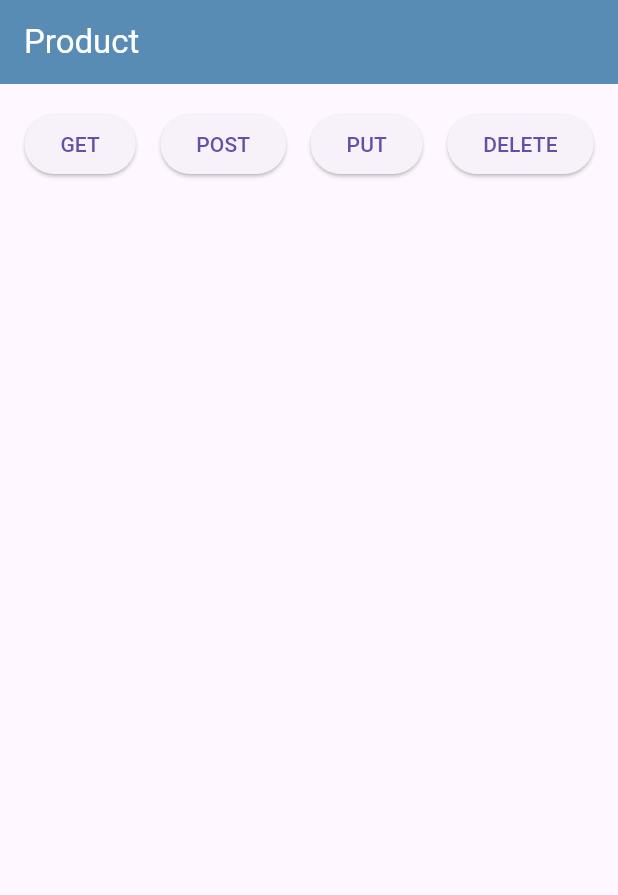
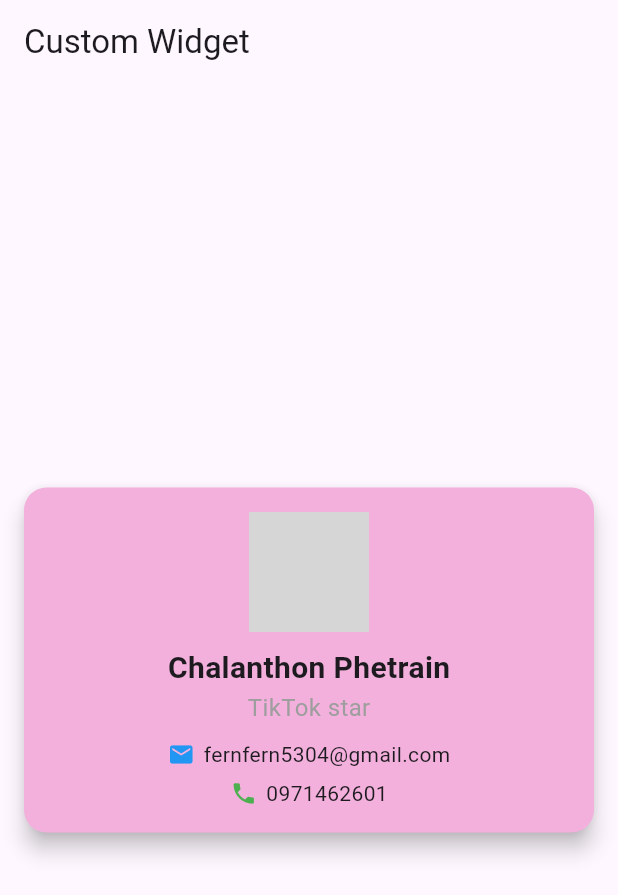
Before and after one commit to fernna2001/firstapp1, a Flutter app: the screen it shows after launch, on a phone screen of 412 x 824 dp. Shown: the top 895 px of the screen. Run offline on Flutter 3.47's test engine with Material 3 defaults, Android fonts, the light colour scheme and no system bars; network calls fail; grey boxes are pictures that could not be loaded.

Commit message:
add_profile_card

```diff
--- /dev/null
+++ b/lib/components/profile_card.dart
@@ -0,0 +1,71 @@
+import 'package:flutter/material.dart';
+
+class ProfileCard extends StatelessWidget {
+  final String name;
+  final String position;
+  final String email;
+  final String phoneNumber;
+  final String imageUrl;
+
+  const ProfileCard({
+    super.key,
+    required this.name,
+    required this.position,
+    required this.email,
+    required this.phoneNumber,
+    required this.imageUrl,
+  });
+
+  @override
+  Widget build(BuildContext context) {
+    return Card(
+      color: const Color.fromARGB(255, 244, 176, 220),
+      elevation: 6,
+      margin: const EdgeInsets.all(16),
+      shape: RoundedRectangleBorder(borderRadius: BorderRadius.circular(15)),
+      child: Padding(
+        padding: const EdgeInsets.all(16),
+        child: Column(
+          mainAxisSize: MainAxisSize.min,
+          children: [
+            ClipOval(
+              child: Image.network(
+                imageUrl,
+                width: 80,
+                height: 80,
+                fit: BoxFit.cover,
+              ),
+            ),
+            const SizedBox(height: 10),
+            Text(
+              name,
+              style: const TextStyle(fontSize: 20, fontWeight: FontWeight.bold),
+            ),
+            Text(
+              position,
+              style: const TextStyle(fontSize: 16, color: Colors.grey),
+            ),
+            const SizedBox(height: 10),
+            Row(
+              mainAxisAlignment: MainAxisAlignment.center,
+              children: [
+                const Icon(Icons.email, color: Colors.blue, size: 18),
+                const SizedBox(width: 6),
+                Text(email),
+              ],
+            ),
+            const SizedBox(height: 6),
+            Row(
+              mainAxisAlignment: MainAxisAlignment.center,
+              children: [
+                const Icon(Icons.phone, color: Colors.green, size: 18),
+                const SizedBox(width: 6),
+                Text(phoneNumber),
+              ],
+            ),
+          ],
+        ),
+      ),
+    );
+  }
+}
--- a/lib/main.dart
+++ b/lib/main.dart
@@ -1,5 +1,5 @@
-import 'package:firstapp1/AssignmentWeek5.dart';
 import 'package:flutter/material.dart';
+import 'package:firstapp1/page/simple_custom_widget.dart';
 
 void main() {
   runApp(const MyApp());
@@ -10,6 +10,9 @@ class MyApp extends StatelessWidget {
 
   @override
   Widget build(BuildContext context) {
-    return MaterialApp(home: Assignmentweek5());
+    return const MaterialApp(
+      debugShowCheckedModeBanner: false,
+      home: SimpleCustomWidget(),
+    );
   }
 }
--- /dev/null
+++ b/lib/page/simple_custom_widget.dart
@@ -0,0 +1,23 @@
+import 'package:flutter/material.dart';
+import 'package:firstapp1/components/profile_card.dart';
+
+class SimpleCustomWidget extends StatelessWidget {
+  const SimpleCustomWidget({super.key});
+
+  @override
+  Widget build(BuildContext context) {
+    return Scaffold(
+      appBar: AppBar(title: const Text('Custom Widget')),
+      body: Center(
+        child: ProfileCard(
+          name: 'Chalanthon Phetrain',
+          position: 'TikTok star',
+          email: 'fernfern5304@gmail.com',
+          phoneNumber: '0971462601',
+          imageUrl:
+              'https://scontent.fbkk17-1.fna.fbcdn.net/v/t39.30808-6/336243590_1664112900708491_6433300951468557348_n.jpg?_nc_cat=108&ccb=1-7&_nc_sid=6ee11a&_nc_eui2=AeGZXwEokybG6dDjinWoDPjFkHZeAl8kFASQdl4CXyQUBAhIdAYtITacM3kXvAebM7dVVa4Km6djYjsyn1HNbtSE&_nc_ohc=WyM2d11xQZYQ7kNvwFv9h0C&_nc_oc=AdkbD6o9n0tFlMJLOPkIk6WBrS61kgqHEq3x_akRQ6btBDlnRmLnqq2rHZS0zpD3ICY&_nc_zt=23&_nc_ht=scontent.fbkk17-1.fna&_nc_gid=9ICEUtqNmWPhwlZ1HVrjnA&oh=00_Afe8JEvbYGfk-GGoYD5BLSugH8jGg2uWGbPzwRkONaVGew&oe=68F8D301',
+        ),
+      ),
+    );
+  }
+}
```
Also changed, not shown: lib/components/custom_card.dart (added, +25 -0 lines), lib/page/Custom_Counter_Widget.dart (added, +50 -0 lines), pubspec.yaml (line endings or trailing spaces).
